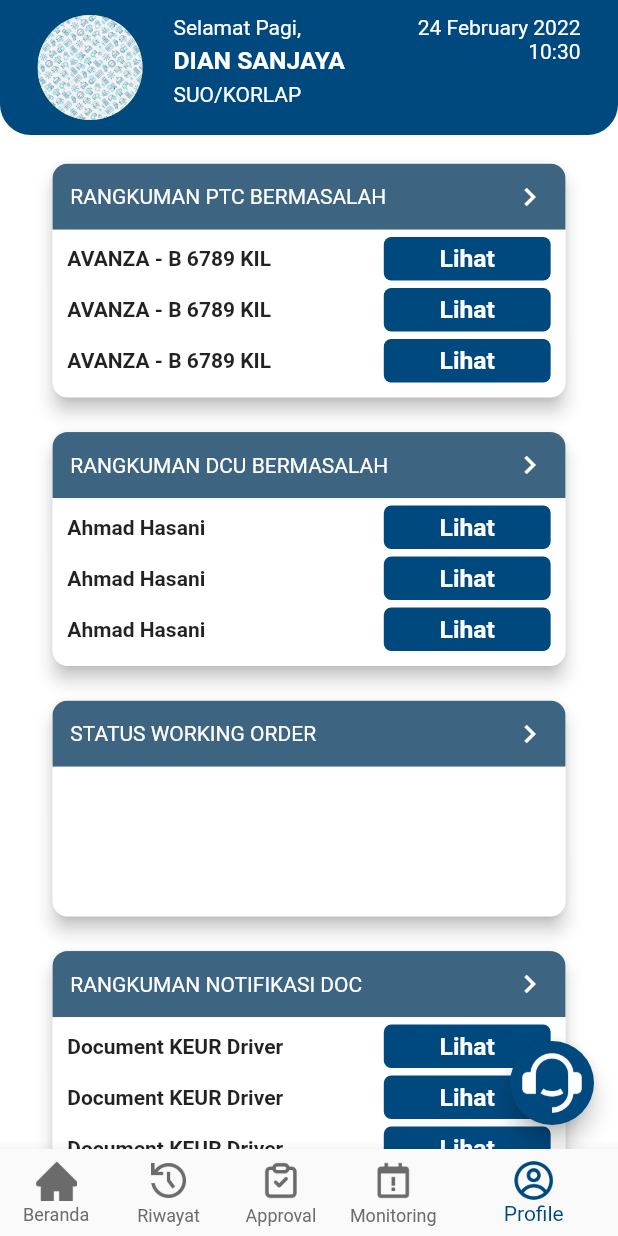
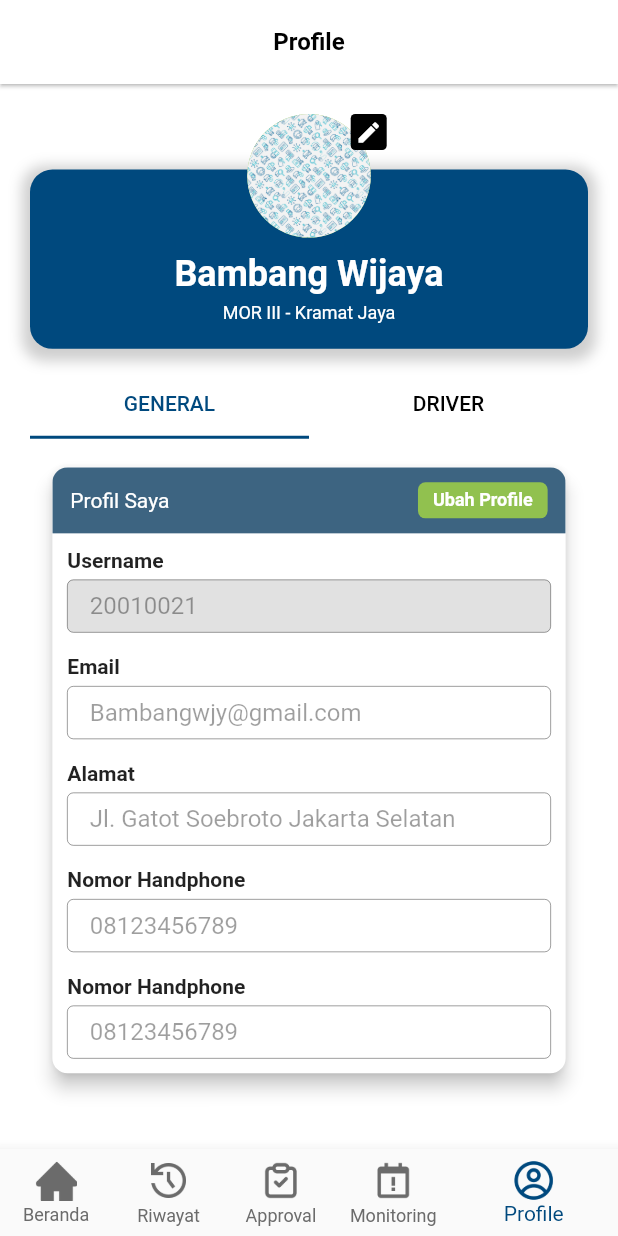
Before and after one commit to uzixCode/par-mobile, a Flutter app: the MainSUOPage screen opened directly, swiped to page 5, on a phone screen of 412 x 824 dp. Run offline on Flutter 3.47's test engine with Material 2 defaults, Android fonts, the phone set to English and light mode, and no system bars; our stand-ins replace dio, flutter_rating_bar, fluttertoast, get, percent_indicator.

Commit message:
added profile UI

```diff
--- a/lib/controllers/suo/main/main_suo_page_controller.dart
+++ b/lib/controllers/suo/main/main_suo_page_controller.dart
@@ -7,6 +7,7 @@ import 'package:par_mobile/views/suo/approval/approval_suo_page.dart';
 import 'package:par_mobile/views/suo/beranda/beranda_suo_page.dart';
 import 'package:get/get.dart';
 import 'package:par_mobile/views/suo/monitoring/monitoring_suo_page.dart';
+import 'package:par_mobile/views/suo/profile/profile_suo_page.dart';
 
 class MainSUOPageController extends GetxController {
   var dateTimeNow = DateTime.now().obs;
@@ -17,7 +18,7 @@ class MainSUOPageController extends GetxController {
     const BerandaSUOPage(),
     const ApprovalSUOPage(),
     const MonitoringSUOPage(),
-    const BerandaSUOPage(),
+    ProfileSUOPage(),
   ];
   PageController pageController = PageController(initialPage: 0, keepPage: false);
   void changePage(int indexi, {bool? isAnimateTo}) {
@@ -35,6 +36,7 @@ class MainSUOPageController extends GetxController {
   @override
   void onInit() {
     print("Init Main Driver Page Controller");
+    pageController = PageController(initialPage: 0, keepPage: false);
     Timer.periodic(Duration(seconds: 1), (Timer t) => getDateTimeNow());
 
     super.onInit();
--- /dev/null
+++ b/lib/controllers/suo/profile/profile_page_controller.dart
@@ -0,0 +1,5 @@
+import 'package:flutter/material.dart';
+
+class ProfilePageController {
+
+}
--- a/lib/views/suo/main/main_suo_page.dart
+++ b/lib/views/suo/main/main_suo_page.dart
@@ -16,7 +16,7 @@ class MainSUOPage extends StatelessWidget {
         body: SafeArea(
           child: Column(
             children: [
-              const HeaderSection(),
+              (con.index == 4) ? Container() : HeaderSection(),
               Expanded(
                 child: PageView(
                   controller: controller.pageController,
--- /dev/null
+++ b/lib/views/suo/profile/components/avatar_name_section.dart
@@ -0,0 +1,99 @@
+import 'package:flutter/material.dart';
+import 'package:get/get.dart';
+import 'package:par_mobile/constants/all_color.dart';
+
+class AvatarNameSection extends StatelessWidget {
+  const AvatarNameSection({Key? key}) : super(key: key);
+
+  @override
+  Widget build(BuildContext context) {
+    return Container(
+      width: double.infinity,
+      height: Get.height * 0.19,
+      child: Stack(
+        alignment: Alignment.topCenter,
+        children: [
+          Positioned(
+            top: 37,
+            right: 0,
+            left: 0,
+            bottom: 0,
+            child: Container(
+              decoration: BoxDecoration(
+                color: allColor.primary,
+                borderRadius: BorderRadius.circular(15),
+                boxShadow: [
+                  BoxShadow(
+                    color: Colors.grey.withOpacity(0.5),
+                    spreadRadius: 5,
+                    blurRadius: 7,
+                    offset: const Offset(0, 3), // changes position of shadow
+                  ),
+                ],
+              ),
+            ),
+          ),
+          Column(
+            crossAxisAlignment: CrossAxisAlignment.center,
+            children: [
+              SizedBox(
+                width: Get.width * 0.30,
+                height: Get.width * 0.20,
+                child: Stack(
+                  alignment: Alignment.center,
+                  children: [
+                    Container(
+                      width: Get.width * 0.20,
+                      height: Get.width * 0.20,
+                      decoration: BoxDecoration(
+                          image: const DecorationImage(
+                              fit: BoxFit.cover, image: AssetImage("assets/images/background.png")),
+                          color: allColor.green,
+                          shape: BoxShape.circle),
+                    ),
+                    Positioned(
+                      top: 0,
+                      right: 10,
+                      child: Container(
+                          padding: EdgeInsets.all(3),
+                          decoration: BoxDecoration(color: Colors.black, borderRadius: BorderRadius.circular(3)),
+                          child: InkWell(
+                            onTap: () {},
+                            child: Icon(
+                              Icons.edit,
+                              color: Colors.white,
+                              size: 18,
+                            ),
+                          )),
+                    )
+                  ],
+                ),
+              ),
+              SizedBox(
+                height: 10,
+              ),
+              Text(
+                "Bambang Wijaya",
+                style: TextStyle(
+                  fontSize: 24,
+                  fontWeight: FontWeight.bold,
+                  color: Colors.white,
+                ),
+              ),
+              SizedBox(
+                height: 5,
+              ),
+              Text(
+                "MOR III - Kramat Jaya",
+                style: TextStyle(
+                  fontSize: 12,
+                  color: Colors.white,
+                ),
+              ),
+            ],
+          ),
+        ],
+      ),
+    );
+  }
+}
--- /dev/null
+++ b/lib/views/suo/profile/components/body.dart
@@ -0,0 +1,82 @@
+import 'package:flutter/material.dart';
+import 'package:get/get.dart';
+import 'package:par_mobile/constants/all_color.dart';
+import 'package:par_mobile/views/suo/profile/components/avatar_name_section.dart';
+import 'package:par_mobile/views/suo/profile/components/general_profile_section.dart';
+
+class Body extends StatefulWidget {
+  const Body({Key? key}) : super(key: key);
+
+  @override
+  State<Body> createState() => _BodyState();
+}
+
+class _BodyState extends State<Body> with SingleTickerProviderStateMixin {
+  late TabController _tabController;
+
+  @override
+  void initState() {
+    _tabController = TabController(length: 2, vsync: this);
+
+    super.initState();
+  }
+
+  @override
+  void dispose() {
+    super.dispose();
+    _tabController.dispose();
+  }
+
+  @override
+  Widget build(BuildContext context) {
+    return SafeArea(
+      child: Padding(
+        padding: const EdgeInsets.all(20),
+        child: Column(
+          children: [
+            AvatarNameSection(),
+            const SizedBox(
+              height: 15,
+            ),
+            Expanded(
+              child: Column(
+                children: [
+                  Container(
+                    height: 45,
+                    child: TabBar(
+                      controller: _tabController,
+                      // give the indicator a decoration (color and border radius)
+                      indicatorColor: allColor.primary,
+                      labelColor: allColor.primary,
+                      unselectedLabelColor: Colors.black,
+                      tabs: const [
+                        Tab(
+                          text: 'GENERAL',
+                        ),
+                        Tab(
+                          text: 'DRIVER',
+                        ),
+                      ],
+                    ),
+                  ),
+                  // tab bar view here
+                  Expanded(
+                    child: TabBarView(
+                      controller: _tabController,
+                      children: const [
+                        // first tab bar view widget
+                        GeneralProfileSection(),
+                        // second tab bar view widget
+                        GeneralProfileSection(),
+                      ],
+                    ),
+                  ),
+                ],
+              ),
+            ),
+          ],
+        ),
+      ),
+    );
+  }
+}
--- /dev/null
+++ b/lib/views/suo/profile/components/general_profile_section.dart
@@ -0,0 +1,117 @@
+import 'package:flutter/material.dart';
+import 'package:par_mobile/constants/all_color.dart';
+import 'package:par_mobile/widgets/basecard.dart';
+import 'package:par_mobile/widgets/rectangle_button.dart';
+
+class GeneralProfileSection extends StatelessWidget {
+  const GeneralProfileSection({Key? key}) : super(key: key);
+
+  @override
+  Widget build(BuildContext context) {
+    return SafeArea(
+      child: SingleChildScrollView(
+        child: BaseCard(
+          label: "Profil Saya",
+          trailing: RectangleButton(
+            child: Text(
+              "Ubah Profile",
+              style: TextStyle(color: Colors.white, fontSize: 12, fontWeight: FontWeight.bold),
+            ),
+            color: allColor.green,
+          ),
+          child: Padding(
+            padding: const EdgeInsets.all(10.0),
+            child: Column(
+              crossAxisAlignment: CrossAxisAlignment.start,
+              children: [
+                const Text(
+                  "Username",
+                  style: TextStyle(fontWeight: FontWeight.bold),
+                ),
+                const SizedBox(
+                  height: 5,
+                ),
+                TextFormField(
+                    initialValue: "20010021",
+                    enabled: false,
+                    decoration: InputDecoration(
+                      fillColor: allColor.grey.withOpacity(0.2),
+                      filled: true,
+                      isDense: true,
+                    )),
+                const SizedBox(
+                  height: 15,
+                ),
+                const Text(
+                  "Email",
+                  style: TextStyle(fontWeight: FontWeight.bold),
+                ),
+                const SizedBox(
+                  height: 5,
+                ),
+                TextFormField(
+                  initialValue: "Bambangwjy@gmail.com",
+                  enabled: false,
+                  decoration: const InputDecoration(
+                    isDense: true,
+                  ),
+                ),
+                const SizedBox(
+                  height: 15,
+                ),
+                const Text(
+                  "Alamat",
+                  style: TextStyle(fontWeight: FontWeight.bold),
+                ),
+                const SizedBox(
+                  height: 5,
+                ),
+                TextFormField(
+                  initialValue: "Jl. Gatot Soebroto Jakarta Selatan",
+                  enabled: false,
+                  decoration: const InputDecoration(
+                    isDense: true,
+                  ),
+                ),
+                const SizedBox(
+                  height: 15,
+                ),
+                const Text(
+                  "Nomor Handphone",
+                  style: const TextStyle(fontWeight: FontWeight.bold),
+                ),
+                const SizedBox(
+                  height: 5,
+                ),
+                TextFormField(
+                  initialValue: "08123456789",
+                  enabled: false,
+                  decoration: const InputDecoration(
+                    isDense: true,
+                  ),
+                ),
+                const SizedBox(
+                  height: 15,
+                ),
+                const Text(
+                  "Nomor Handphone",
+                  style: const TextStyle(fontWeight: FontWeight.bold),
+                ),
+                const SizedBox(
+                  height: 5,
+                ),
+                TextFormField(
+                  initialValue: "08123456789",
+                  enabled: false,
+                  decoration: const InputDecoration(
+                    isDense: true,
+                  ),
+                ),
+              ],
+            ),
+          ),
+        ),
+      ),
+    );
+  }
+}
--- /dev/null
+++ b/lib/views/suo/profile/profile_suo_page.dart
@@ -0,0 +1,26 @@
+import 'package:flutter/material.dart';
+import 'package:get/get.dart';
+import 'package:par_mobile/constants/all_color.dart';
+import 'package:par_mobile/controllers/suo/main/main_suo_page_controller.dart';
+import 'package:par_mobile/views/suo/profile/components/body.dart';
+
+class ProfileSUOPage extends StatelessWidget {
+  ProfileSUOPage({Key? key}) : super(key: key);
+
+  @override
+  Widget build(BuildContext context) {
+    return Scaffold(
+      appBar: AppBar(
+        backgroundColor: Colors.white,
+        automaticallyImplyLeading: false,
+
+        centerTitle: true,
+        title: const Text(
+          "Profile",
+          style: TextStyle(fontWeight: FontWeight.bold, fontSize: 16, color: Colors.black),
+        ),
+      ),
+      body: Body(),
+    );
+  }
+}
```
